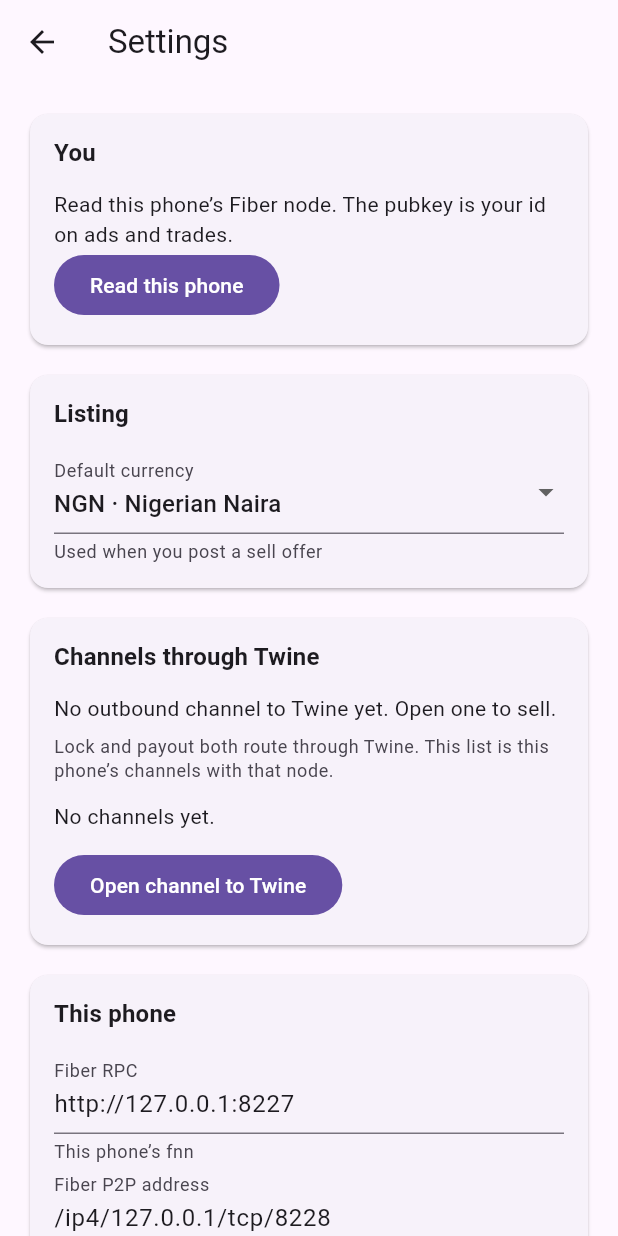
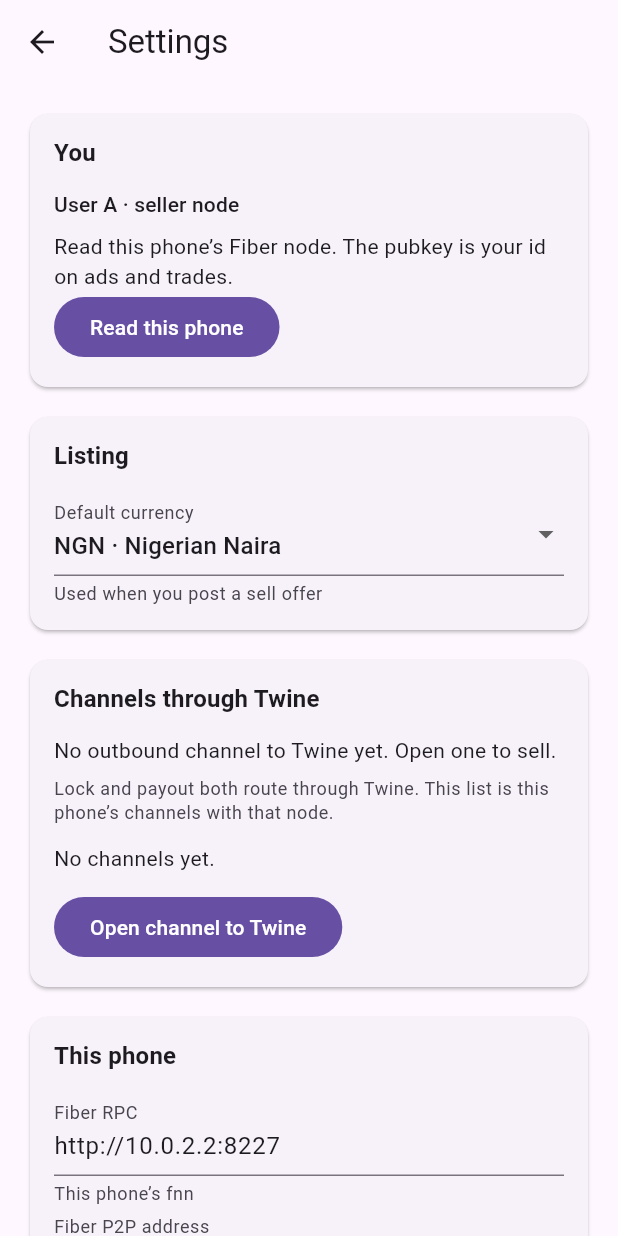
Before and after one commit to chukwuma619/twine-fiber-poc, a Flutter app: the screen it shows after launch, after a tap on "SELL CKB", after a tap on the "menu" icon, on a phone screen of 412 x 824 dp. Run offline on Flutter 3.47's test engine with Material 3 defaults, Android fonts, the phone set to English and light mode, and no system bars; our stand-ins replace device_info_plus, image_picker, shared_preferences; network calls fail.

Commit message:
Update README.md to clarify user assignment in the app and enhance instructions for running multiple devices. Add automatic user assignment for iPhone 17 Pro and iPhone 18 Pro without dart-defines. Update pubspec.yaml and pubspec.lock to include device_info_plus dependency and its related packages. Refactor settings to support lab seat assignment and improve user experience in settings and home shell UI. Enhance initialization logic in main.dart for better handling of settings loading.

```diff
--- a/app/lib/home_shell.dart
+++ b/app/lib/home_shell.dart
@@ -81,9 +81,11 @@ class _HomeShellState extends State<HomeShell> {
   }
 
   void _onSettings() {
-    if (mounted) {
-      _load();
-    }
+    WidgetsBinding.instance.addPostFrameCallback((_) {
+      if (mounted) {
+        _load();
+      }
+    });
   }
 
   Future<void> _load() => _fetch(showSpinner: true);
@@ -225,7 +227,13 @@ class _HomeShellState extends State<HomeShell> {
           onPressed: _openSettings,
           icon: const Icon(Icons.menu),
         ),
-        title: const Text('Twine'),
+        title: Text(
+          _user.labSeat == null
+              ? 'Twine'
+              : _user.labSeat == 'B'
+              ? 'Twine · User B'
+              : 'Twine · User A',
+        ),
         actions: [
           IconButton(
             key: const Key('refresh-market'),
--- /dev/null
+++ b/app/lib/lab_user.dart
@@ -0,0 +1,80 @@
+import 'package:device_info_plus/device_info_plus.dart';
+import 'package:flutter/foundation.dart';
+
+class LabUser {
+  const LabUser({
+    required this.seat,
+    required this.fiberRpc,
+    required this.p2pAddress,
+  });
+
+  final String seat;
+  final String fiberRpc;
+  final String p2pAddress;
+
+  String get label =>
+      seat == 'B' ? 'User B · buyer node' : 'User A · seller node';
+}
+
+const labUserA = LabUser(
+  seat: 'A',
+  fiberRpc: 'http://127.0.0.1:8227',
+  p2pAddress: '/ip4/127.0.0.1/tcp/8228',
+);
+
+const labUserB = LabUser(
+  seat: 'B',
+  fiberRpc: 'http://127.0.0.1:8247',
+  p2pAddress: '/ip4/127.0.0.1/tcp/8248',
+);
+
+class DeviceIdentity {
+  const DeviceIdentity({required this.name, required this.id});
+
+  final String name;
+  final String id;
+}
+
+LabUser labUserForDevice(DeviceIdentity device) {
+  final name = device.name.toLowerCase();
+  if (name.contains('18') ||
+      name.contains('buyer') ||
+      name.contains('user b')) {
+    return labUserB;
+  }
+  if (name.contains('17') ||
+      name.contains('seller') ||
+      name.contains('user a')) {
+    return labUserA;
+  }
+  final sum = device.id.codeUnits.fold<int>(0, (a, b) => a + b);
+  return sum.isEven ? labUserA : labUserB;
+}
+
+String fiberRpcOnThisPhone(String hostRpc) {
+  if (!kIsWeb && defaultTargetPlatform == TargetPlatform.android) {
+    return hostRpc.replaceFirst('127.0.0.1', '10.0.2.2');
+  }
+  return hostRpc;
+}
+
+Future<DeviceIdentity> readDeviceIdentity() async {
+  final plugin = DeviceInfoPlugin();
+  switch (defaultTargetPlatform) {
+    case TargetPlatform.iOS:
+      final info = await plugin.iosInfo;
+      return DeviceIdentity(
+        name: info.name,
+        id: info.identifierForVendor ?? info.name,
+      );
+    case TargetPlatform.android:
+      final info = await plugin.androidInfo;
+      final name = info.name.isNotEmpty ? info.name : info.model;
+      return DeviceIdentity(name: name, id: info.id);
+    case TargetPlatform.macOS:
+    case TargetPlatform.linux:
+    case TargetPlatform.windows:
+    case TargetPlatform.fuchsia:
+      return const DeviceIdentity(name: 'desktop', id: 'desktop');
+  }
+}
--- a/app/lib/main.dart
+++ b/app/lib/main.dart
@@ -31,7 +31,23 @@ class _TwineAppState extends State<TwineApp> {
   @override
   void initState() {
     super.initState();
-    _settings.load();
+    _start();
+  }
+
+  Future<void> _start() async {
+    await _settings.load();
+    if (!mounted || !_settings.persist) {
+      return;
+    }
+    try {
+      final pubkey = await _fiber.nodePubkey(_settings.settings.fiberRpc);
+      if (!mounted || pubkey == _settings.settings.pubkey) {
+        return;
+      }
+      await _settings.update(_settings.settings.copyWith(pubkey: pubkey));
+    } catch (_) {
+      // Settings still lets them tap Read this phone if the node is down.
+    }
   }
 
   @override
--- a/app/lib/settings.dart
+++ b/app/lib/settings.dart
@@ -1,16 +1,13 @@
 import 'package:flutter/foundation.dart';
 import 'package:shared_preferences/shared_preferences.dart';
 
-const String _envFiberRpc = String.fromEnvironment(
-  'TWINE_FIBER_RPC',
-  defaultValue: 'http://127.0.0.1:8227',
-);
-const String _envP2p = String.fromEnvironment(
-  'TWINE_P2P',
-  defaultValue: '/ip4/127.0.0.1/tcp/8228',
-);
+import 'lab_user.dart';
+
+const String _envFiberRpc = String.fromEnvironment('TWINE_FIBER_RPC');
+const String _envP2p = String.fromEnvironment('TWINE_P2P');
 const String _envPubkey = String.fromEnvironment('TWINE_PUBKEY');
 const String _envDaemonUrl = String.fromEnvironment('TWINE_DAEMON_URL');
+const String _envLabSeat = String.fromEnvironment('TWINE_LAB_SEAT');
 
 String defaultDaemonUrl() {
   if (_envDaemonUrl.isNotEmpty) {
@@ -24,13 +21,18 @@ String defaultDaemonUrl() {
 
 String? defaultPubkey() => _envPubkey.isEmpty ? null : _envPubkey;
 
+bool fiberRpcFromDefine() => _envFiberRpc.isNotEmpty;
+
+LabUser labUserFromSeat(String seat) => seat == 'B' ? labUserB : labUserA;
+
 class UserSettings {
   const UserSettings({
-    this.fiberRpc = _envFiberRpc,
+    this.fiberRpc = 'http://127.0.0.1:8227',
     this.daemonUrl = '',
-    this.p2pAddress = _envP2p,
+    this.p2pAddress = '/ip4/127.0.0.1/tcp/8228',
     this.preferredCurrency = 'NGN',
     this.pubkey,
+    this.labSeat,
   });
 
   final String fiberRpc;
@@ -38,6 +40,7 @@ class UserSettings {
   final String p2pAddress;
   final String preferredCurrency;
   final String? pubkey;
+  final String? labSeat;
 
   UserSettings copyWith({
     String? fiberRpc,
@@ -45,6 +48,7 @@ class UserSettings {
     String? p2pAddress,
     String? preferredCurrency,
     String? pubkey,
+    String? labSeat,
     bool clearPubkey = false,
   }) {
     return UserSettings(
@@ -53,19 +57,24 @@ class UserSettings {
       p2pAddress: p2pAddress ?? this.p2pAddress,
       preferredCurrency: preferredCurrency ?? this.preferredCurrency,
       pubkey: clearPubkey ? null : (pubkey ?? this.pubkey),
+      labSeat: labSeat ?? this.labSeat,
     );
   }
 }
 
 class SettingsController extends ChangeNotifier {
-  SettingsController({UserSettings? initial, this.persist = true})
-    : settings = initial ??
-          UserSettings(
-            daemonUrl: defaultDaemonUrl(),
-            pubkey: defaultPubkey(),
-          );
+  SettingsController({
+    UserSettings? initial,
+    this.persist = true,
+    this.readDevice = readDeviceIdentity,
+  }) : settings = initial ??
+            UserSettings(
+              daemonUrl: defaultDaemonUrl(),
+              pubkey: defaultPubkey(),
+            );
 
   final bool persist;
+  final Future<DeviceIdentity> Function() readDevice;
   UserSettings settings;
   var loaded = false;
 
@@ -76,16 +85,39 @@ class SettingsController extends ChangeNotifier {
       return;
     }
     final prefs = await SharedPreferences.getInstance();
-    settings = UserSettings(
-      fiberRpc: prefs.getString('fiberRpc') ?? settings.fiberRpc,
-      daemonUrl: prefs.getString('daemonUrl') ?? settings.daemonUrl,
-      p2pAddress: prefs.getString('p2pAddress') ?? settings.p2pAddress,
-      preferredCurrency:
-          prefs.getString('preferredCurrency') ?? settings.preferredCurrency,
-      pubkey: prefs.getString('pubkey') ?? settings.pubkey,
-    );
+    final preferredCurrency =
+        prefs.getString('preferredCurrency') ?? settings.preferredCurrency;
+    final daemonUrl = prefs.getString('daemonUrl') ?? settings.daemonUrl;
+    final savedPubkey = prefs.getString('pubkey') ?? settings.pubkey;
+
+    late final UserSettings next;
+    if (fiberRpcFromDefine()) {
+      final defined = _envLabSeat.isNotEmpty
+          ? labUserFromSeat(_envLabSeat.toUpperCase())
+          : labUserA;
+      next = UserSettings(
+        fiberRpc: fiberRpcOnThisPhone(_envFiberRpc),
+        daemonUrl: daemonUrl,
+        p2pAddress: _envP2p.isNotEmpty ? _envP2p : defined.p2pAddress,
+        preferredCurrency: preferredCurrency,
+        pubkey: defaultPubkey() ?? savedPubkey,
+        labSeat: _envLabSeat.isNotEmpty ? _envLabSeat.toUpperCase() : defined.seat,
+      );
+    } else {
+      final lab = _envLabSeat.isNotEmpty
+          ? labUserFromSeat(_envLabSeat.toUpperCase())
+          : labUserForDevice(await readDevice());
+      next = UserSettings(
+        fiberRpc: fiberRpcOnThisPhone(lab.fiberRpc),
+        daemonUrl: daemonUrl,
+        p2pAddress: lab.p2pAddress,
+        preferredCurrency: preferredCurrency,
+        pubkey: savedPubkey,
+        labSeat: lab.seat,
+      );
+    }
     loaded = true;
-    notifyListeners();
+    await update(next);
   }
 
   Future<void> update(UserSettings next) async {
@@ -101,6 +133,11 @@ class SettingsController extends ChangeNotifier {
     await prefs.setString('daemonUrl', next.daemonUrl);
     await prefs.setString('p2pAddress', next.p2pAddress);
     await prefs.setString('preferredCurrency', next.preferredCurrency);
+    if (next.labSeat == null) {
+      await prefs.remove('labSeat');
+    } else {
+      await prefs.setString('labSeat', next.labSeat!);
+    }
     if (next.pubkey == null) {
       await prefs.remove('pubkey');
     } else {
--- a/app/lib/settings_screen.dart
+++ b/app/lib/settings_screen.dart
@@ -212,6 +212,14 @@ class _SettingsScreenState extends State<SettingsScreen> {
             child: Column(
               crossAxisAlignment: CrossAxisAlignment.start,
               children: [
+                if (_user.labSeat != null) ...[
+                  Text(
+                    labUserFromSeat(_user.labSeat!).label,
+                    key: const Key('lab-user'),
+                    style: Theme.of(context).textTheme.titleSmall,
+                  ),
+                  const SizedBox(height: 8),
+                ],
                 if (pubkey != null && pubkey.isNotEmpty) ...[
                   Text(
                     'Fiber pubkey',
--- a/app/pubspec.yaml
+++ b/app/pubspec.yaml
@@ -28,6 +28,7 @@ environment:
 # the latest version available on pub.dev. To see which dependencies have newer
 # versions available, run `flutter pub outdated`.
 dependencies:
+  device_info_plus: ^13.2.0
   flutter:
     sdk: flutter
   http: ^1.4.0
```
Also changed, not shown: app/pubspec.lock, 3 other files.
